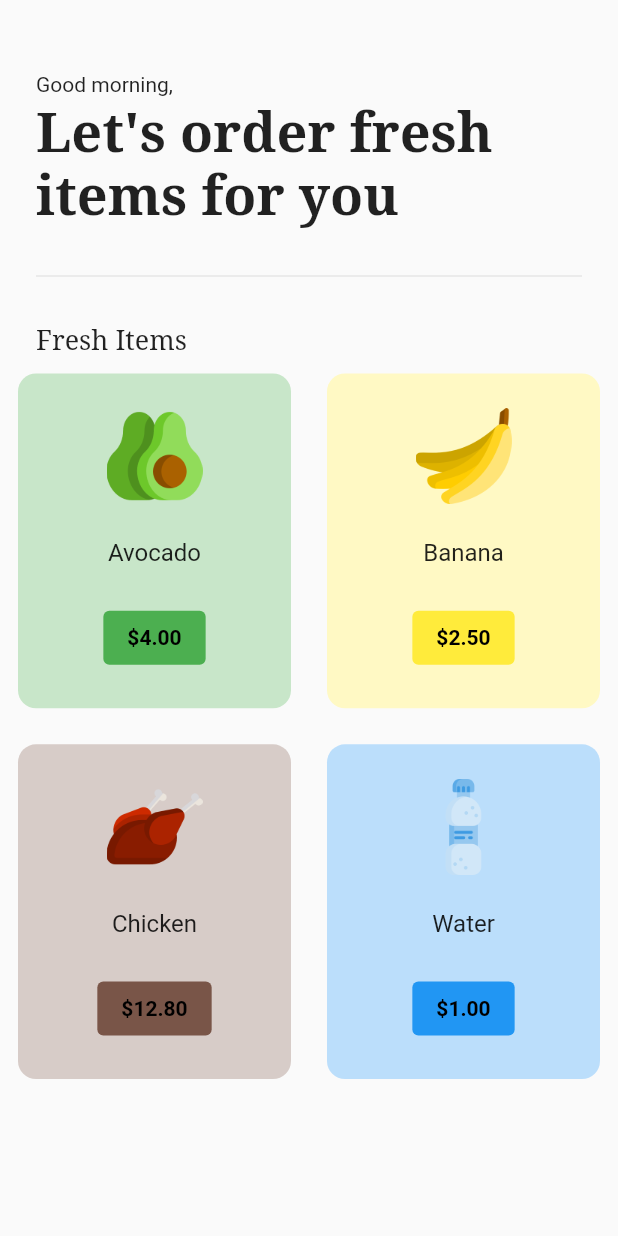
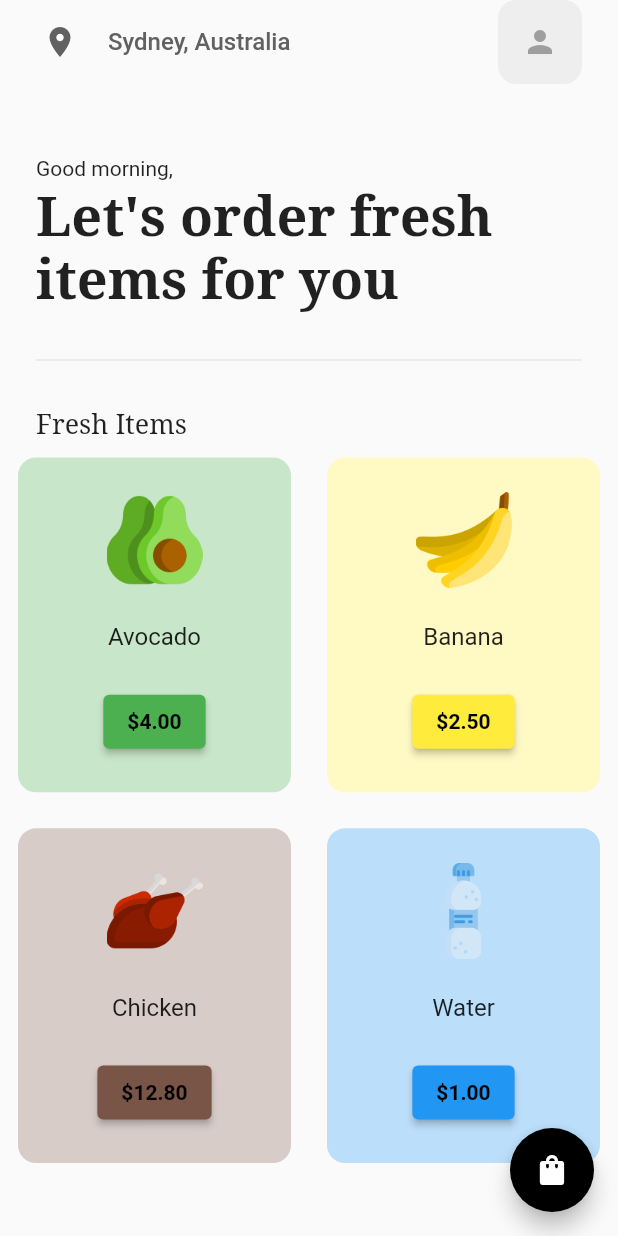
Before and after one commit to mdrabbihossen/grocery-store, a Flutter app: the screen it shows after launch, after a tap on "Get Started", on a phone screen of 412 x 824 dp. Run offline on Flutter 3.47's test engine with Material 2 defaults, Android fonts, the phone set to English and light mode, and no system bars; our stand-ins replace google_fonts.

Commit message:
add and remove cart

```diff
--- a/lib/views/home/screen/home.dart
+++ b/lib/views/home/screen/home.dart
@@ -1,6 +1,7 @@
 import 'package:flutter/material.dart';
 import 'package:google_fonts/google_fonts.dart';
 import 'package:grocery_store/model/cart_model.dart';
+import 'package:grocery_store/views/cart/screens/cart.dart';
 import 'package:grocery_store/widgets/grocery_item.dart';
 import 'package:provider/provider.dart';
 
@@ -15,6 +16,40 @@ class _HomeState extends State<Home> {
   @override
   Widget build(BuildContext context) {
     return Scaffold(
+      appBar: AppBar(
+        backgroundColor: Colors.transparent,
+        elevation: 0,
+        leading: Padding(
+          padding: const EdgeInsets.only(left: 24.0),
+          child: Icon(
+            Icons.location_on,
+            color: Colors.grey[700],
+          ),
+        ),
+        title: Text(
+          'Sydney, Australia',
+          style: TextStyle(
+            fontSize: 16,
+            color: Colors.grey[700],
+          ),
+        ),
+        actions: [
+          Padding(
+            padding: const EdgeInsets.only(right: 24.0),
+            child: Container(
+              padding: const EdgeInsets.all(16),
+              decoration: BoxDecoration(
+                color: Colors.grey[200],
+                borderRadius: BorderRadius.circular(12),
+              ),
+              child: const Icon(
+                Icons.person,
+                color: Colors.grey,
+              ),
+            ),
+          ),
+        ],
+      ),
       body: SafeArea(
         child: Column(
           crossAxisAlignment: CrossAxisAlignment.start,
@@ -70,13 +105,34 @@ class _HomeState extends State<Home> {
                       itemPrice: shopItem[1],
                       imagePath: shopItem[2],
                       color: shopItem[3],
-                    onPressed: () {},
+                      onPressed: () {
+                        Provider.of<CartModel>(context, listen: false)
+                            .addItemToCart(index);
+                        // item added successfully
+                        ScaffoldMessenger.of(context).showSnackBar(
+                          SnackBar(
+                            duration: const Duration(milliseconds: 500),
+                            content: Text('${shopItem[0]} added to cart'),
+                          ),
+                        );
+                      },
                     );
                   },
                 ),
-            )),
+              ),
+            ),
           ],
         ),
+      ),
+      floatingActionButton: FloatingActionButton(
+        backgroundColor: Colors.black,
+        onPressed: () => Navigator.push(
+          context,
+          MaterialPageRoute(
+            builder: (context) => const Cart(),
+          ),
+        ),
+        child: const Icon(Icons.shopping_bag),
       ),
     );
   }
--- a/lib/widgets/grocery_item.dart
+++ b/lib/widgets/grocery_item.dart
@@ -44,7 +44,7 @@ class GroceryItem extends StatelessWidget {
             onPressed: onPressed,
             style: ElevatedButton.styleFrom(
               backgroundColor: color,
-              elevation: 0,
+
             ),
             child: Text(
               '\$$itemPrice',
```
Also changed, not shown: lib/model/cart_model.dart (+20 -0 lines), lib/views/cart/screens/cart.dart (+89 -0 lines). Lines whose indentation alone changed are shown as unchanged.
